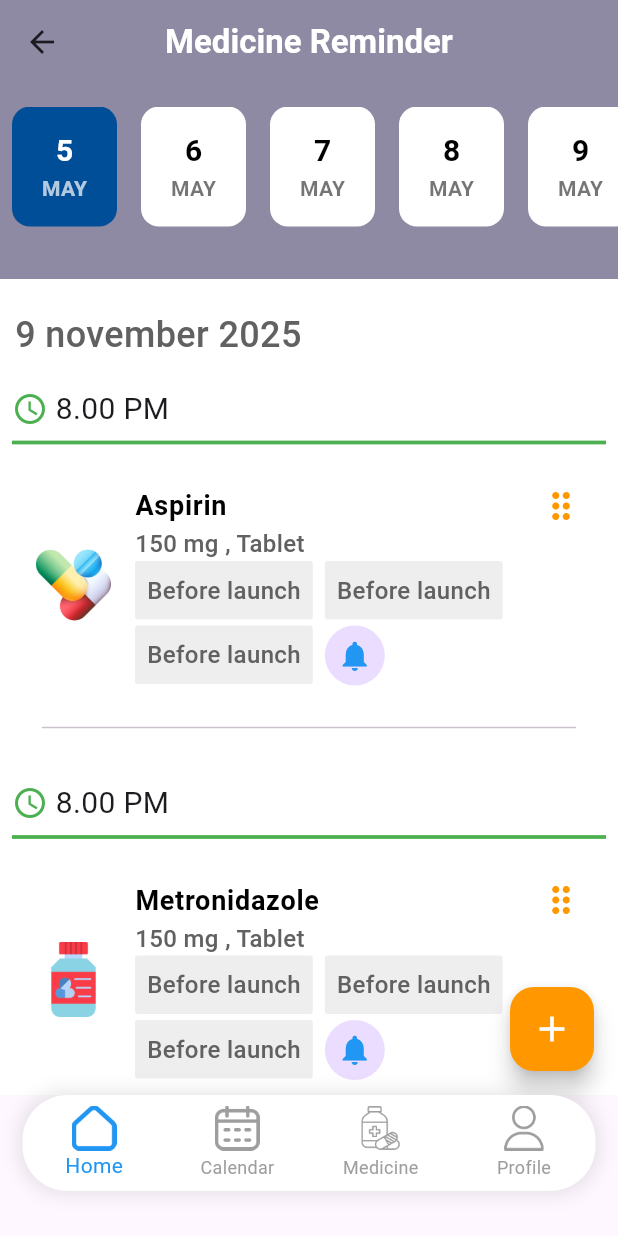
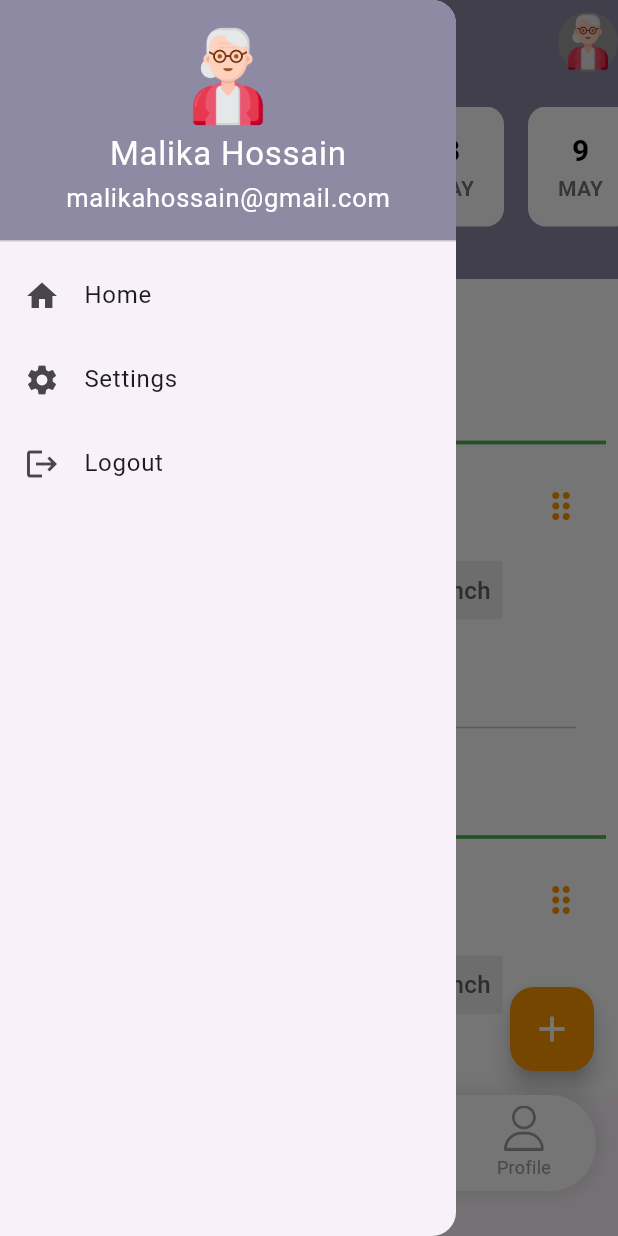
Before and after one commit to sifat5256/medicine_reminder, a Flutter app: the BottomNavBar screen opened directly, with the side drawer open (before the commit the screen has no drawer), on a phone screen of 412 x 824 dp. Run offline on Flutter 3.47's test engine with Material 3 defaults, Android fonts, the phone set to English and light mode, and no system bars; our stand-ins replace animate_do, fl_chart, get, image_picker, smooth_page_indicator, syncfusion_flutter_calendar.

Commit message:
Update 2

```diff
--- a/lib/home/ui/home_screen.dart
+++ b/lib/home/ui/home_screen.dart
@@ -23,7 +23,9 @@ class HomeScreen extends StatelessWidget {
   @override
   Widget build(BuildContext context) {
     return Scaffold(
+
       backgroundColor: Colors.white,
+
       body: Column(
         crossAxisAlignment: CrossAxisAlignment.start,
         children: [
--- a/lib/main.dart
+++ b/lib/main.dart
@@ -1,5 +1,6 @@
 import 'package:flutter/material.dart';
 import 'package:get/get.dart';
+import 'package:medicine_reminder/splash/ui/splash_screen.dart';
 
 
 import 'auth_section/view/log_in_screen.dart';
@@ -37,7 +38,7 @@ class MyApp extends StatelessWidget {
         // tested with just a hot reload.
         colorScheme: ColorScheme.fromSeed(seedColor: Colors.deepPurple),
       ),
-      home:  OnboardingScreen(),
+      home:  SplashScreen(),
     );
   }
 }
--- a/lib/main_layout.dart
+++ b/lib/main_layout.dart
@@ -28,8 +28,67 @@ class BottomNavBar extends StatelessWidget {
 
   @override
   Widget build(BuildContext context) {
-    return Scaffold(
+    return WillPopScope(
+      onWillPop: () async=>false,
+      child: Scaffold(
+
+        drawer: Drawer(  // Use Drawer for better structure
+          child: ListView(
+            padding: EdgeInsets.zero,
+            children: [
+              DrawerHeader(
+                decoration: BoxDecoration(
+                  color: Color(0xFF8E8AA3),
+                ),
+                child: Column(
+                  mainAxisAlignment: MainAxisAlignment.start,
+                  children: [
+                    Image.asset("asstes/main_icon/elder-people.png",height: 70,width: 70,),
+                    Text(
+                      'Malika Hossain',
+                      style: TextStyle(color: Colors.white, fontSize: 22),
+                    ),
+                    Text(
+                      'malikahossain@gmail.com',
+                      style: TextStyle(color: Colors.white, fontSize: 17),
+                    ),
+                  ],
+                ),
+              ),
+              ListTile(
+                leading: Icon(Icons.home),
+                title: Text('Home'),
+                onTap: () {
+                  // Add navigation logic
+                },
+              ),
+              ListTile(
+                leading: Icon(Icons.settings),
+                title: Text('Settings'),
+                onTap: () {
+                  // Add navigation logic
+                },
+              ),
+              ListTile(
+                leading: Icon(Icons.logout),
+                title: Text('Logout'),
+                onTap: () {
+                  // Logout function
+                },
+              ),
+            ],
+          ),
+        ),
         appBar: AppBar(
+          iconTheme: IconThemeData(color: Colors.white),
+          actions: [
+            CircleAvatar(
+
+              backgroundColor: Colors.grey,
+              child: Image.asset("asstes/main_icon/elder-people.png"),
+            ),
+          ],
+
           backgroundColor: Color(0xFF8E8AA3),
           title: Text(
             "Medicine Reminder",
@@ -99,6 +158,7 @@ class BottomNavBar extends StatelessWidget {
             ),
           ),
         ),
+      ),
     );
   }
 
--- a/pubspec.yaml
+++ b/pubspec.yaml
@@ -69,6 +69,9 @@ flutter:
     - asstes/medicine_icon/
     - asstes/social_icon/
     - asstes/on_boarding_image/
+    - asstes/splash_image/splash_image.jpg
+    - asstes/splash_image/splash-removebg-preview.png
+    - asstes/main_icon/
 
 
   # An image asset can refer to one or more resolution-specific "variants", see
```
Also changed, not shown: lib/splash/ui/splash_screen.dart (added, +59 -0 lines), asstes/main_icon/elder-people.png (added), asstes/splash_image/splash-removebg-preview.png (added), asstes/splash_image/splash_image.jpg (added). Lines whose indentation alone changed are shown as unchanged.
